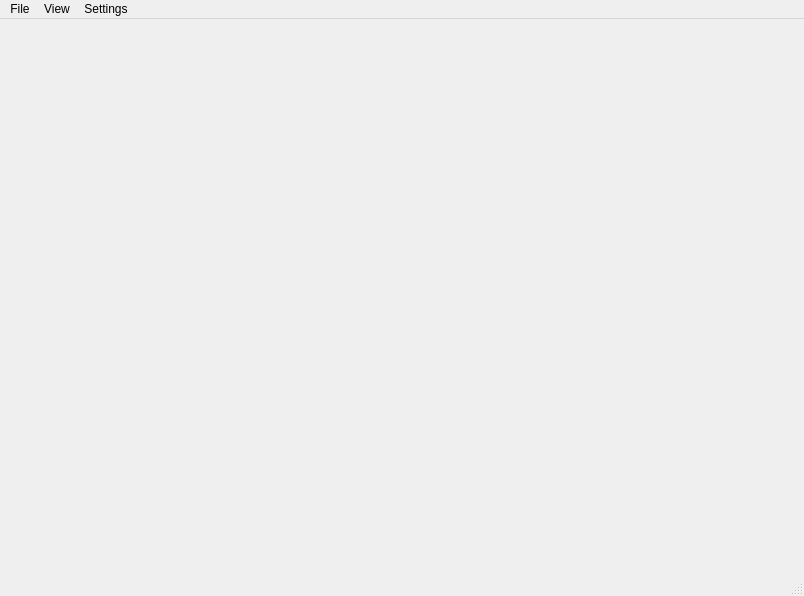
First picture: the form in main.ui, repository Icosahunter/speechy-keen, before the edit.
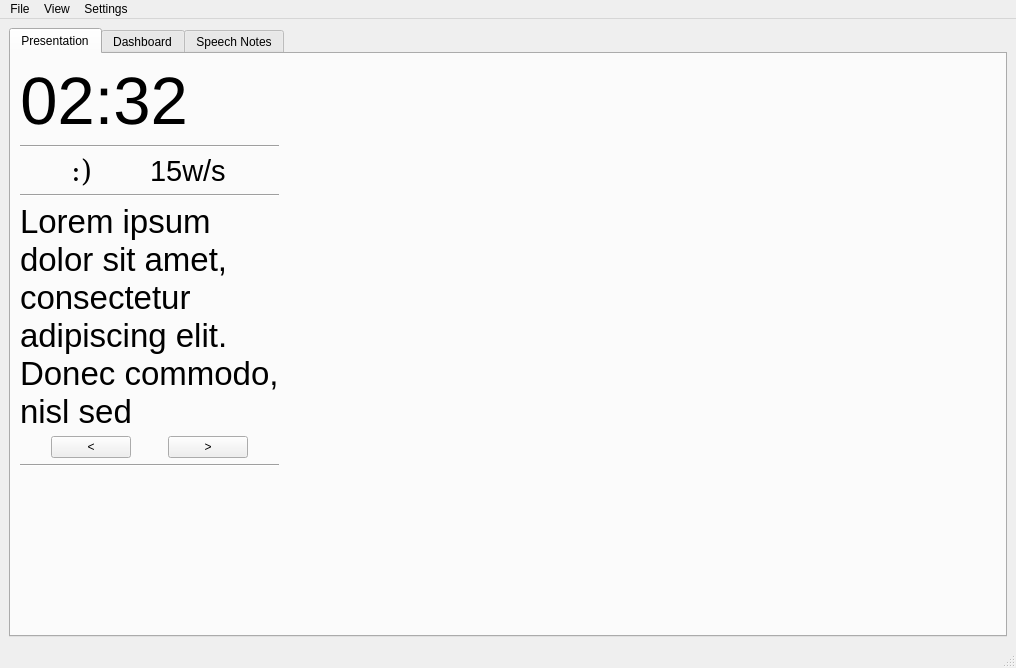
Second picture: the form after the edit. Icons and pictures are not drawn.

Patch:
```diff
--- a/main.ui
+++ b/main.ui
@@ -6,8 +6,8 @@
    <rect>
     <x>0</x>
     <y>0</y>
-    <width>804</width>
-    <height>596</height>
+    <width>1016</width>
+    <height>668</height>
    </rect>
   </property>
   <property name="windowTitle">
@@ -23,13 +23,209 @@
     <height>40</height>
    </size>
   </property>
-  <widget class="QWidget" name="centralwidget"/>
+  <widget class="QWidget" name="centralwidget">
+   <layout class="QHBoxLayout" name="horizontalLayout">
+    <item>
+     <widget class="QTabWidget" name="tabWidget">
+      <property name="currentIndex">
+       <number>0</number>
+      </property>
+      <widget class="QWidget" name="presentation">
+       <attribute name="title">
+        <string>Presentation</string>
+       </attribute>
+       <layout class="QHBoxLayout" name="horizontalLayout_2">
+        <item>
+         <layout class="QVBoxLayout" name="verticalLayout">
+          <item>
+           <widget class="QLabel" name="label">
+            <property name="sizePolicy">
+             <sizepolicy hsizetype="Fixed" vsizetype="Fixed">
+              <horstretch>0</horstretch>
+              <verstretch>0</verstretch>
+             </sizepolicy>
+            </property>
+            <property name="font">
+             <font>
+              <pointsize>50</pointsize>
+             </font>
+            </property>
+            <property name="text">
+             <string>02:32</string>
+            </property>
+            <property name="scaledContents">
+             <bool>false</bool>
+            </property>
+            <property name="alignment">
+             <set>Qt::AlignHCenter|Qt::AlignTop</set>
+            </property>
+           </widget>
+          </item>
+          <item>
+           <widget class="Line" name="line">
+            <property name="orientation">
+             <enum>Qt::Horizontal</enum>
+            </property>
+           </widget>
+          </item>
+          <item>
+           <layout class="QHBoxLayout" name="horizontalLayout_3">
+            <item>
+             <widget class="QLabel" name="label_4">
+              <property name="sizePolicy">
+               <sizepolicy hsizetype="Fixed" vsizetype="Fixed">
+                <horstretch>0</horstretch>
+                <verstretch>0</verstretch>
+               </sizepolicy>
+              </property>
+              <property name="font">
+               <font>
+                <family>DejaVu Serif</family>
+                <pointsize>22</pointsize>
+               </font>
+              </property>
+              <property name="text">
+               <string>:)</string>
+              </property>
+             </widget>
+            </item>
+            <item>
+             <widget class="QLabel" name="label_3">
+              <property name="sizePolicy">
+               <sizepolicy hsizetype="Fixed" vsizetype="Fixed">
+                <horstretch>0</horstretch>
+                <verstretch>0</verstretch>
+               </sizepolicy>
+              </property>
+              <property name="font">
+               <font>
+                <pointsize>22</pointsize>
+               </font>
+              </property>
+              <property name="text">
+               <string>15w/s</string>
+              </property>
+             </widget>
+            </item>
+           </layout>
+          </item>
+          <item>
+           <widget class="Line" name="line_2">
+            <property name="orientation">
+             <enum>Qt::Horizontal</enum>
+            </property>
+           </widget>
+          </item>
+          <item>
+           <widget class="QLabel" name="label_5">
+            <property name="font">
+             <font>
+              <pointsize>25</pointsize>
+             </font>
+            </property>
+            <property name="text">
+             <string>Lorem ipsum
+dolor sit amet,
+consectetur
+adipiscing elit.
+Donec commodo,
+nisl sed </string>
+            </property>
+           </widget>
+          </item>
+          <item>
+           <layout class="QHBoxLayout" name="horizontalLayout_4">
+            <item>
+             <widget class="QPushButton" name="pushButton">
+              <property name="sizePolicy">
+               <sizepolicy hsizetype="Fixed" vsizetype="Fixed">
+                <horstretch>0</horstretch>
+                <verstretch>0</verstretch>
+               </sizepolicy>
+              </property>
+              <property name="text">
+               <string>&lt;</string>
+              </property>
+             </widget>
+            </item>
+            <item>
+             <widget class="QPushButton" name="pushButton_2">
+              <property name="sizePolicy">
+               <sizepolicy hsizetype="Fixed" vsizetype="Fixed">
+                <horstretch>0</horstretch>
+                <verstretch>0</verstretch>
+               </sizepolicy>
+              </property>
+              <property name="text">
+               <string>&gt;</string>
+              </property>
+             </widget>
+            </item>
+           </layout>
+          </item>
+          <item>
+           <widget class="Line" name="line_3">
+            <property name="orientation">
+             <enum>Qt::Horizontal</enum>
+            </property>
+           </widget>
+          </item>
+          <item>
+           <spacer name="verticalSpacer">
+            <property name="orientation">
+             <enum>Qt::Vertical</enum>
+            </property>
+            <property name="sizeHint" stdset="0">
+             <size>
+              <width>20</width>
+              <height>40</height>
+             </size>
+            </property>
+           </spacer>
+          </item>
+         </layout>
+        </item>
+        <item>
+         <widget class="QLabel" name="label_2">
+          <property name="sizePolicy">
+           <sizepolicy hsizetype="Expanding" vsizetype="Expanding">
+            <horstretch>0</horstretch>
+            <verstretch>0</verstretch>
+           </sizepolicy>
+          </property>
+          <property name="text">
+           <string/>
+          </property>
+          <property name="pixmap">
+           <pixmap resource="resources.qrc">:/Images/VideoMockup.png</pixmap>
+          </property>
+          <property name="scaledContents">
+           <bool>true</bool>
+          </property>
+         </widget>
+        </item>
+       </layout>
+      </widget>
+      <widget class="QWidget" name="dashboard">
+       <attribute name="title">
+        <string>Dashboard</string>
+       </attribute>
+      </widget>
+      <widget class="QWidget" name="speechNotes">
+       <attribute name="title">
+        <string>Speech Notes</string>
+       </attribute>
+      </widget>
+     </widget>
+    </item>
+   </layout>
+  </widget>
   <widget class="QMenuBar" name="menubar">
    <property name="geometry">
     <rect>
      <x>0</x>
      <y>0</y>
-     <width>804</width>
+     <width>1016</width>
      <height>31</height>
     </rect>
    </property>
```
Left out of the diff: 4 changed lines with no effect on the pictures.
